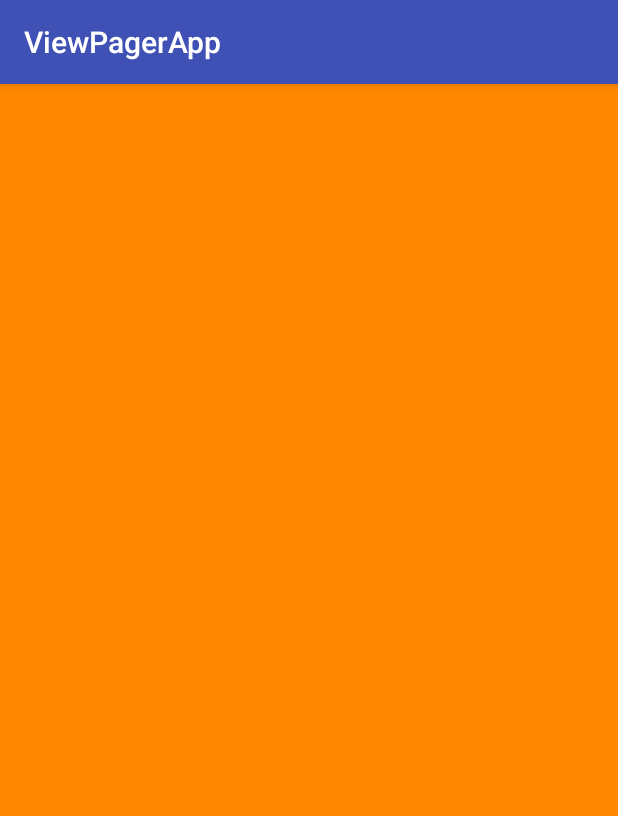
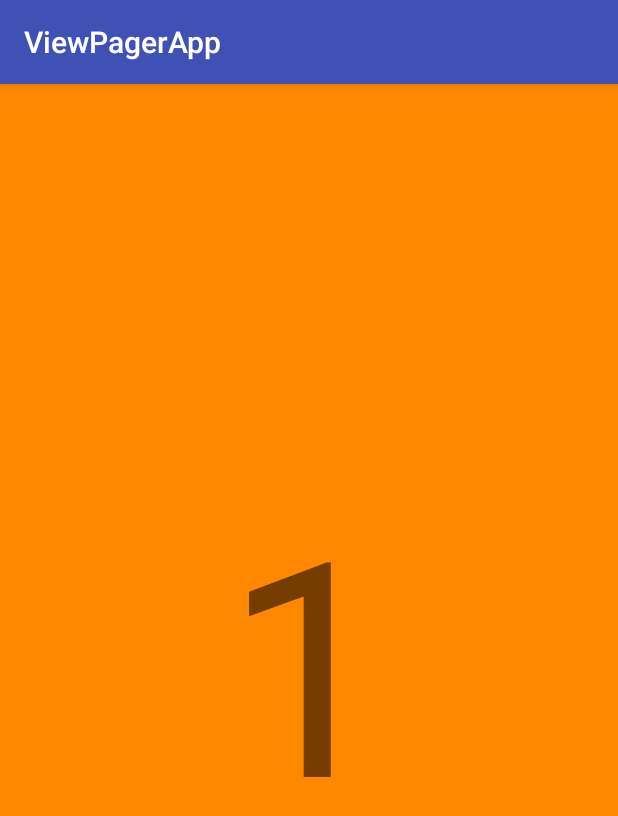
Before and after one commit to adrpieper/ViewPageApp, an Android app: the fragment FirstFragment shown on its own in the app's theme, on a phone screen of 412 x 824 dp. Shown: the top 816 px of the screen. Run offline under Robolectric (Android 15) with nearby library versions, the phone set to English and light mode, and no system bars.

Commit message:
Ukończyłem implementacje

```diff
--- a/app/src/main/res/layout/fragment_first.xml
+++ b/app/src/main/res/layout/fragment_first.xml
@@ -7,4 +7,11 @@
 
     <!-- TODO: Update blank fragment layout -->
 
+    <TextView
+        android:text="1"
+        android:layout_width="wrap_content"
+        android:layout_height="wrap_content"
+        android:id="@+id/textView2"
+        android:textSize="200dp"
+        android:layout_gravity="center" />
 </FrameLayout>
--- a/app/src/main/res/values/dimens.xml
+++ b/app/src/main/res/values/dimens.xml
@@ -2,4 +2,6 @@
     <!-- Default screen margins, per the Android Design guidelines. -->
     <dimen name="activity_horizontal_margin">16dp</dimen>
     <dimen name="activity_vertical_margin">16dp</dimen>
+    <dimen name="fab_margin">16dp</dimen>
+    <dimen name="appbar_padding_top">8dp</dimen>
 </resources>
--- a/app/src/main/res/values/strings.xml
+++ b/app/src/main/res/values/strings.xml
@@ -3,4 +3,7 @@
 
     <!-- TODO: Remove or change this placeholder text -->
     <string name="hello_blank_fragment">Hello blank fragment</string>
+    <string name="title_activity_main2">Main2Activity</string>
+    <string name="action_settings">Settings</string>
+    <string name="section_format">Hello World from section: %1$d</string>
 </resources>
```
Also changed, not shown: app/src/main/java/com/sda/pieper/viewpagerapp/MainActivity.java (+13 -3 lines), app/src/main/res/values-v21/styles.xml (added, +9 -0 lines), app/src/main/res/values/styles.xml (+9 -0 lines), 1 other file.
